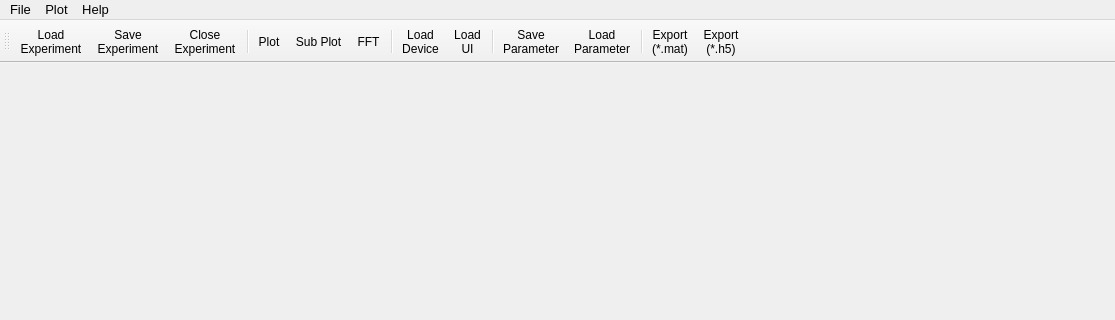
Above: src/app/mainwindow.ui from ConverterLabs/LabAnalyser before the change; both pictures show x 0 to 1115 and y 0 to 320 of the 1115 by 684 pixel window. Below: the same form after it.
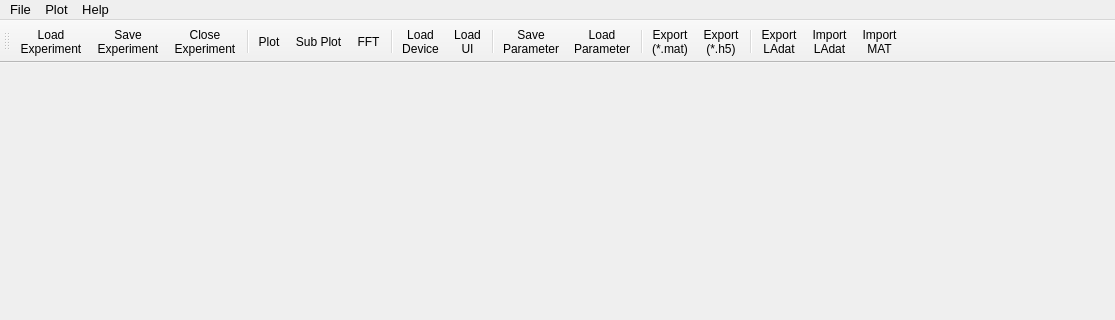
That is the form after the change. Icons and pictures are not drawn. Custom widgets are drawn as their Qt base class.

Commit message: feat: implement LabDataArchive and MatDataImport for data export and import functionality

```diff
--- a/src/app/mainwindow.ui
+++ b/src/app/mainwindow.ui
@@ -149,6 +149,10 @@
    <addaction name="separator"/>
    <addaction name="actionDaten_Exportieren_mat"/>
    <addaction name="actionExport_Data_h5"/>
+   <addaction name="separator"/>
+   <addaction name="actionExport_LabAnalyser_Data"/>
+   <addaction name="actionImport_LabAnalyser_Data"/>
+   <addaction name="actionImport_Mat_Data"/>
   </widget>
   <widget class="QDockWidget" name="ParameterDock">
    <property name="sizePolicy">
@@ -530,6 +534,45 @@
     <string>Ctrl+E</string>
    </property>
   </action>
+  <action name="actionExport_LabAnalyser_Data">
+   <property name="icon">
+    <iconset resource="../../resources/resources.qrc">
+     <normaloff>:/icons/icons/file-code-line (1).png</normaloff>:/icons/icons/file-code-line (1).png</iconset>
+   </property>
+   <property name="text">
+    <string>Export LabAnalyser Data (*.LAdat)</string>
+   </property>
+   <property name="iconText">
+    <string>Export
+LAdat</string>
+   </property>
+  </action>
+  <action name="actionImport_LabAnalyser_Data">
+   <property name="icon">
+    <iconset resource="../../resources/resources.qrc">
+     <normaloff>:/icons/icons/folder-open-line.png</normaloff>:/icons/icons/folder-open-line.png</iconset>
+   </property>
+   <property name="text">
+    <string>Import LabAnalyser Data (*.LAdat)</string>
+   </property>
+   <property name="iconText">
+    <string>Import
+LAdat</string>
+   </property>
+  </action>
+  <action name="actionImport_Mat_Data">
+   <property name="icon">
+    <iconset resource="../../resources/resources.qrc">
+     <normaloff>:/icons/icons/folder-open-line.png</normaloff>:/icons/icons/folder-open-line.png</iconset>
+   </property>
+   <property name="text">
+    <string>Import MAT Data (*.mat)</string>
+   </property>
+   <property name="iconText">
+    <string>Import
+MAT</string>
+   </property>
+  </action>
   <action name="actionSave">
    <property name="icon">
     <iconset resource="../../resources/resources.qrc">
```
Left out of the diff: 4 changed lines with no effect on the pictures. The commit also changes 17 other files.
